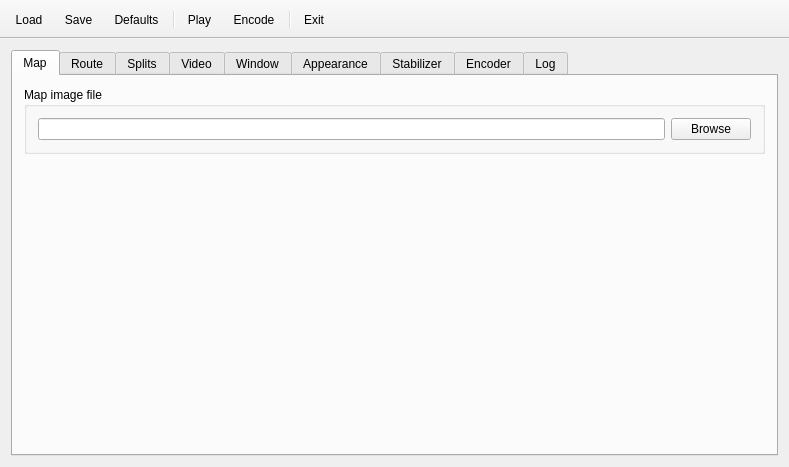
The window that src/MainWindow.ui (mikoro/orientview) describes before a commit, drawn with Qt 5.
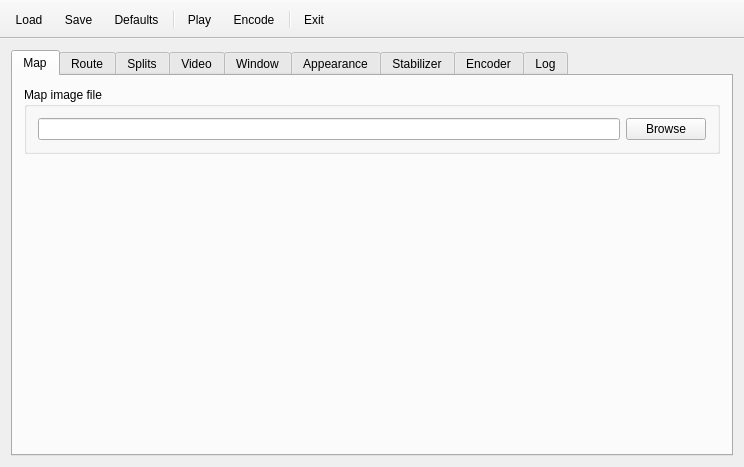
The same window after the commit. The open tabs and pages were chosen to show the change. Icons and pictures are not drawn.

Patch:
```diff
--- a/src/MainWindow.ui
+++ b/src/MainWindow.ui
@@ -6,8 +6,8 @@
    <rect>
     <x>0</x>
     <y>0</y>
-    <width>789</width>
-    <height>453</height>
+    <width>744</width>
+    <height>450</height>
    </rect>
   </property>
   <property name="sizePolicy">
```
Left out of the diff: 2 changed lines with no effect on the pictures.
